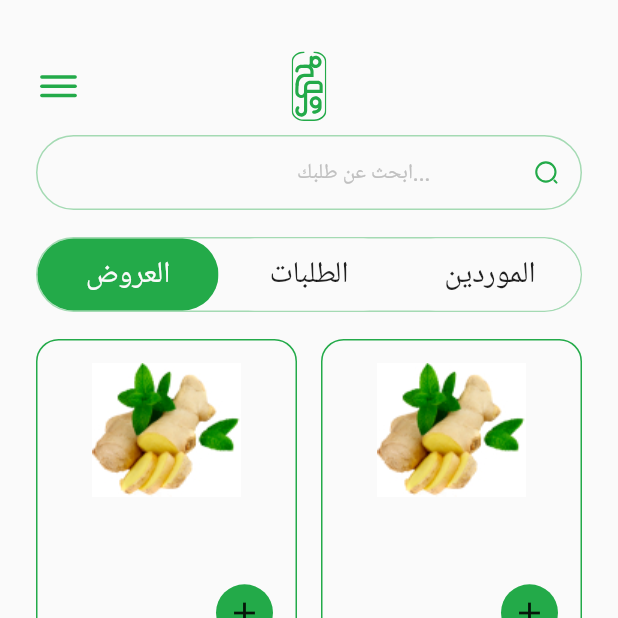
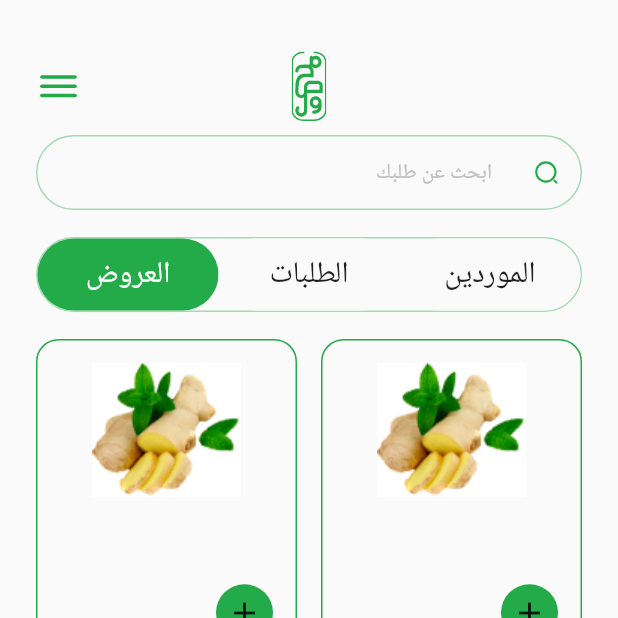
Before and after one commit to malouda0000/flutter_demo, a Flutter app: the screen it shows after launch, after a tap on "انشاء حساب", on a phone screen of 412 x 824 dp, the top half of it. Run offline on Flutter 3.47's test engine with Material 2 defaults, Android fonts, the phone set to English and light mode, and no system bars; our stand-ins replace flutter_svg, get; Roboto replaces fonts that are missing (Tajawal).

Commit message:
fixed small prb in the home screen

```diff
--- a/lib/core/shared/the_input_field.dart
+++ b/lib/core/shared/the_input_field.dart
@@ -50,15 +50,15 @@ class TheInputField extends StatelessWidget {
       ),
       child: TextFormField(
         controller: theEditingController,
+
         // validator: theValidator,
-
-// onSubmitted: ,
+        // onSubmitted: ,
         // key: theKey,
         // controller: theTextEditingController,
 
         keyboardType: theInputType,
-        obscureText: isPassword == false ? false : true,
-        style: Theme.of(context).textTheme.bodyText1,
+        obscureText: isPassword,
+        // style: Theme.of(context).textTheme.bodyText1,
         decoration: InputDecoration(
           fillColor: AppColor.kPrimaryColor.withOpacity(.2),
           border: InputBorder.none,
--- a/lib/core/view/screens/home_screen.dart
+++ b/lib/core/view/screens/home_screen.dart
@@ -228,6 +228,7 @@ class _searchFeiald extends StatelessWidget {
         ),
       ),
       child: Row(
+        mainAxisAlignment: MainAxisAlignment.start,
         textDirection: TextDirection.rtl,
         children: [
           SvgPicture.asset(
@@ -235,6 +236,7 @@ class _searchFeiald extends StatelessWidget {
           ),
           Expanded(
             child: TextFormField(
+              textDirection: TextDirection.rtl,
               // validator: theValidator,
               // onSubmitted: ,
               // key: theKey,
@@ -244,7 +246,7 @@ class _searchFeiald extends StatelessWidget {
               decoration: InputDecoration(
                 // fillColor: AppColor.kPrimaryColor.withOpacity(.2),
                 border: InputBorder.none,
-                hintText: 'ابحث عن طلبك...',
+                hintText: 'ابحث عن طلبك',
                 hintStyle: Theme.of(context).textTheme.bodyText1!.copyWith(
                       color: AppColor.kLightTextColor,
                     ),
@@ -255,6 +257,8 @@ class _searchFeiald extends StatelessWidget {
             ),
           ),
           Spacer(),
+          Spacer(),
+          // Spacer(),
         ],
       ),
     );
```
